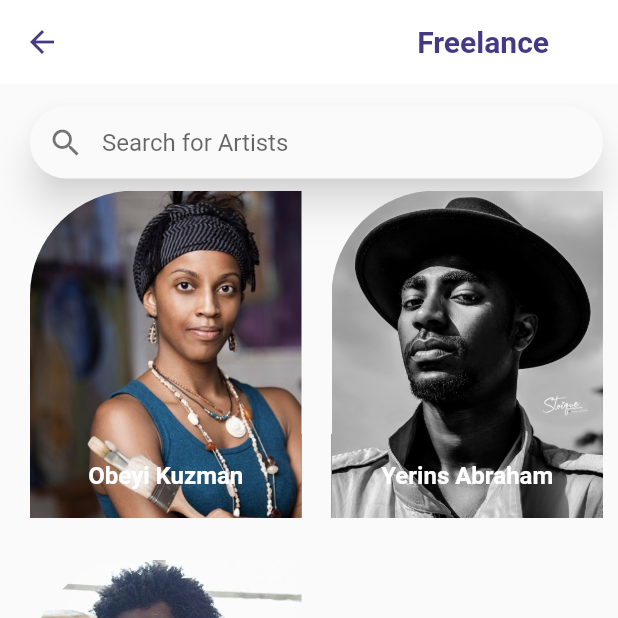
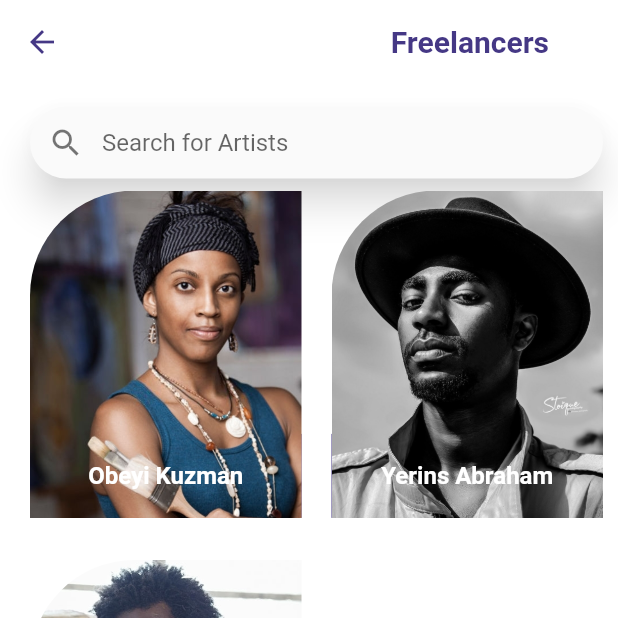
Before and after one commit to silentl007/ArtHub-Flutter, a Flutter app: the FreeLanceArtist screen opened directly, on a phone screen of 412 x 824 dp, the top half of it. Run offline on Flutter 3.47's test engine with Material 2 defaults, Android fonts, the phone set to English and light mode, and no system bars; our stand-ins replace carousel_slider, sqflite; missing offline and left inert: flutter_rave; accounts and stored records are empty.

Commit message:
added register screen also a widget for appbar title

```diff
--- a/lib/common/model.dart
+++ b/lib/common/model.dart
@@ -405,3 +405,26 @@ class AppColors {
   static const purple = Color.fromRGBO(69, 56, 133, 1);
   static const List hell = [];
 }
+
+class Widgets {
+  Widget apptitleBar(String text) {
+    return AppBar(
+      title: Padding(
+        padding: const EdgeInsets.only(right: 30),
+        child: Row(
+          mainAxisAlignment: MainAxisAlignment.end,
+          children: [
+            Text(
+              text,
+              style: TextStyle(
+                color: AppColors.purple,
+                fontWeight: FontWeight.bold,
+              ),
+              textAlign: TextAlign.center,
+            ),
+          ],
+        ),
+      ),
+    );
+  }
+}
--- a/lib/screen/freelanceartist/freelanceartistlist.dart
+++ b/lib/screen/freelanceartist/freelanceartistlist.dart
@@ -8,6 +8,7 @@ class FreeLanceArtist extends StatefulWidget {
 }
 
 class _FreeLanceArtistState extends State<FreeLanceArtist> {
+  Widgets classWidget = Widgets();
   @override
   Widget build(BuildContext context) {
     Data artistname = Data();
@@ -24,24 +25,8 @@ class _FreeLanceArtistState extends State<FreeLanceArtist> {
     }
     return SafeArea(
       child: Scaffold(
-        appBar: AppBar(
-          title: Padding(
-            padding: const EdgeInsets.only(right: 30),
-            child: Row(
-              mainAxisAlignment: MainAxisAlignment.end,
-              children: [
-                Text(
-                  'Freelance',
-                  style: TextStyle(
-                    color: AppColors.purple,
-                    fontWeight: FontWeight.bold,
-                  ),
-                  textAlign: TextAlign.center,
-                ),
-              ],
-            ),
-          ),
-        ),
+        backgroundColor: Colors.white,
+        appBar: classWidget.apptitleBar('Freelancers'),
         body: Container(
           padding: EdgeInsets.fromLTRB(20, 15, 10, 0),
           child: Column(
--- a/lib/screen/gallery/galleryart.dart
+++ b/lib/screen/gallery/galleryart.dart
@@ -59,6 +59,7 @@ class _GalleryArtState extends State<GalleryArt> {
       length: 2,
       child: SafeArea(
         child: Scaffold(
+          backgroundColor: Colors.white,
           appBar: AppBar(
               title: Padding(
                 padding: const EdgeInsets.only(right: 30),
--- a/lib/screen/productdetails.dart
+++ b/lib/screen/productdetails.dart
@@ -58,6 +58,7 @@ class _ProductDetailsState extends State<ProductDetails> {
     // print(size.width);
     return SafeArea(
       child: Scaffold(
+        backgroundColor: Colors.white,
         appBar: AppBar(
           title: Text('Details'),
           actions: [
```
Also changed, not shown: lib/screen/freelanceartist/freelanceartistprofile.dart (+3 -18 lines), lib/screen/gallery/gallery.dart (+4 -18 lines), lib/screen/gallery/portrait.dart (+5 -3 lines), lib/screen/login.dart (+6 -18 lines), lib/screen/purchasescreen.dart (+11 -25 lines), lib/screen/register.dart (added, +20 -0 lines).
